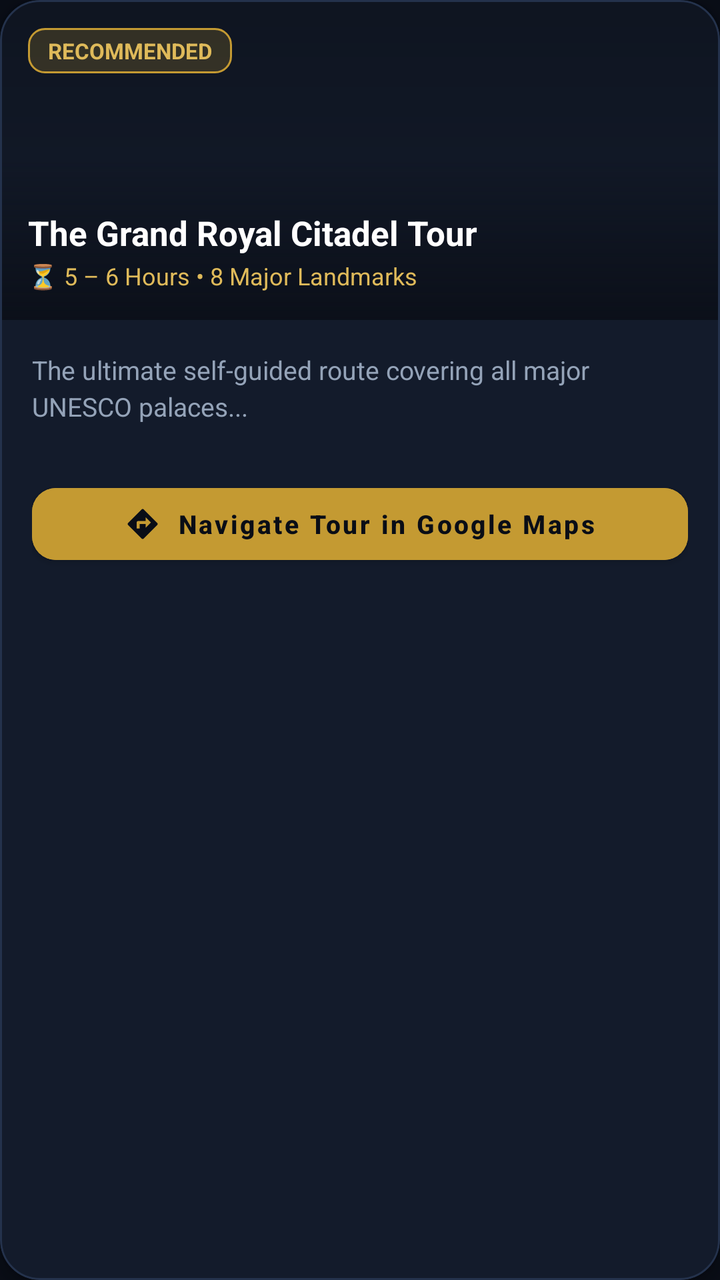
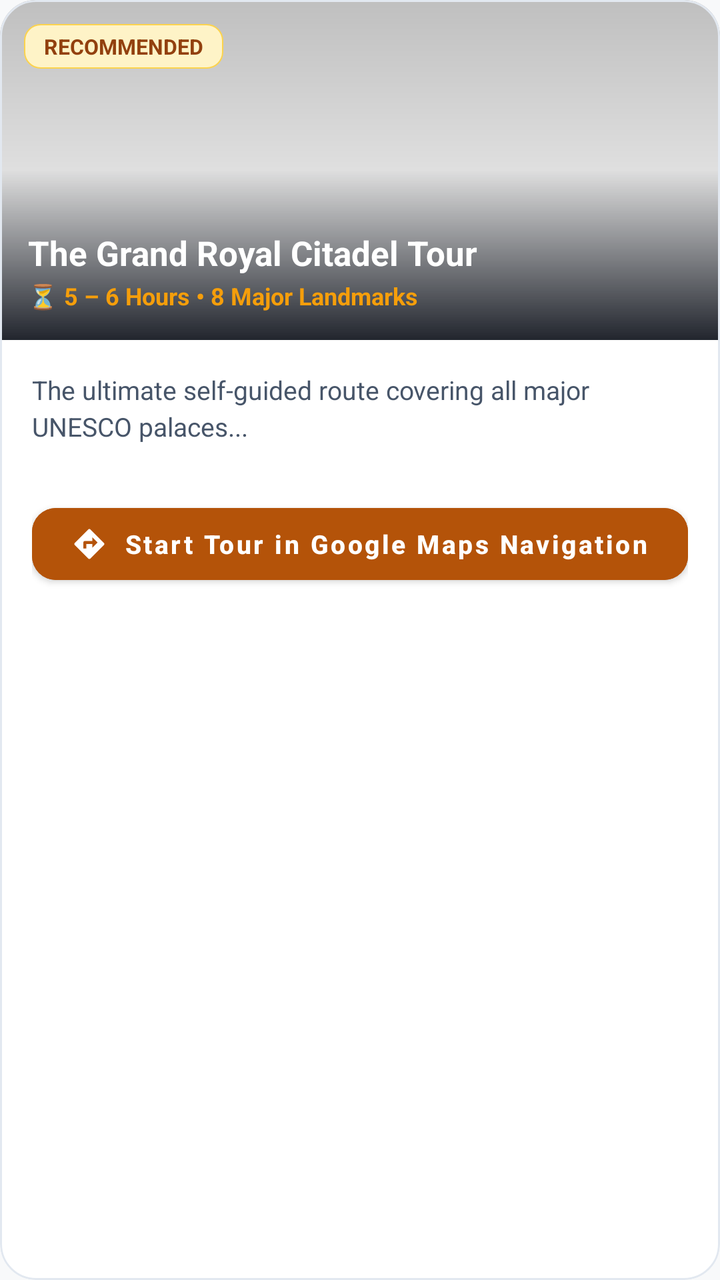

An Android layout rendered at two revisions. The XML below is the earlier revision; the diff shows what the commit changed to produce the second picture.
<!-- AndroidManifest.xml: application theme Theme.VisitChittorgarh -->
<!-- res/layout/item_itinerary_card.xml -->
<?xml version="1.0" encoding="utf-8"?>
<com.google.android.material.card.MaterialCardView xmlns:android="http://schemas.android.com/apk/res/android"
    xmlns:app="http://schemas.android.com/apk/res-auto"
    android:layout_width="match_parent"
    android:layout_height="wrap_content"
    android:layout_marginHorizontal="16dp"
    android:layout_marginVertical="10dp"
    app:cardBackgroundColor="@color/surface_card"
    app:cardCornerRadius="20dp"
    app:cardElevation="4dp"
    app:strokeColor="#24324C"
    app:strokeWidth="1dp">

    <LinearLayout
        android:layout_width="match_parent"
        android:layout_height="wrap_content"
        android:orientation="vertical">

        
        <FrameLayout
            android:layout_width="match_parent"
            android:layout_height="160dp">

            <ImageView
                android:id="@+id/imgItinerary"
                android:layout_width="match_parent"
                android:layout_height="match_parent"
                android:scaleType="centerCrop"
                android:contentDescription="Tour Image" />

            <View
                android:layout_width="match_parent"
                android:layout_height="match_parent"
                android:background="@drawable/scrim_gradient" />

            
            <TextView
                android:id="@+id/txtBadge"
                android:layout_width="wrap_content"
                android:layout_height="wrap_content"
                android:layout_gravity="top|start"
                android:layout_margin="14dp"
                android:background="@drawable/bg_badge_gold"
                android:paddingHorizontal="10dp"
                android:paddingVertical="4dp"
                android:text="RECOMMENDED"
                android:textColor="@color/gold_bright"
                android:textSize="11sp"
                android:textStyle="bold" />

            
            <LinearLayout
                android:layout_width="match_parent"
                android:layout_height="wrap_content"
                android:layout_gravity="bottom"
                android:orientation="vertical"
                android:padding="14dp">

                <TextView
                    android:id="@+id/txtItineraryTitle"
                    android:layout_width="wrap_content"
                    android:layout_height="wrap_content"
                    android:text="The Grand Royal Citadel Tour"
                    android:textColor="@color/text_white"
                    android:textSize="17sp"
                    android:textStyle="bold" />

                <TextView
                    android:id="@+id/txtItineraryDuration"
                    android:layout_width="wrap_content"
                    android:layout_height="wrap_content"
                    android:layout_marginTop="2dp"
                    android:text="⏳ 5 – 6 Hours • 8 Major Landmarks"
                    android:textColor="@color/gold_bright"
                    android:textSize="12sp" />
            </LinearLayout>
        </FrameLayout>

        
        <LinearLayout
            android:layout_width="match_parent"
            android:layout_height="wrap_content"
            android:orientation="vertical"
            android:padding="16dp">

            <TextView
                android:id="@+id/txtItineraryDesc"
                android:layout_width="match_parent"
                android:layout_height="wrap_content"
                android:lineSpacingExtra="3dp"
                android:text="The ultimate self-guided route covering all major UNESCO palaces..."
                android:textColor="@color/text_muted"
                android:textSize="13sp" />

            
            <LinearLayout
                android:id="@+id/layoutStopsContainer"
                android:layout_width="match_parent"
                android:layout_height="wrap_content"
                android:layout_marginTop="12dp"
                android:orientation="vertical" />

            
            <com.google.android.material.button.MaterialButton
                android:id="@+id/btnStartTour"
                android:layout_width="match_parent"
                android:layout_height="48dp"
                android:layout_marginTop="14dp"
                android:backgroundTint="@color/accent_gold"
                android:text="Navigate Tour in Google Maps"
                android:textAllCaps="false"
                android:textColor="@color/primary_dark"
                android:textSize="13sp"
                android:textStyle="bold"
                app:cornerRadius="12dp"
                app:icon="@drawable/ic_directions"
                app:iconGravity="textStart"
                app:iconPadding="8dp"
                app:iconSize="18dp"
                app:iconTint="@color/primary_dark" />
        </LinearLayout>
    </LinearLayout>
</com.google.android.material.card.MaterialCardView>
<!-- resources referenced by this layout -->
<resources>
  <color name="accent_gold">#C49A32</color>
  <color name="gold_bright">#DFBA5A</color>
  <color name="primary_dark">#090D16</color>
  <color name="surface_card">#131B2B</color>
  <color name="text_muted">#94A3B8</color>
  <color name="text_white">#FFFFFF</color>
  <!-- drawable bg_badge_gold (drawable) -->
  <?xml version="1.0" encoding="utf-8"?>
  <shape xmlns:android="http://schemas.android.com/apk/res/android"
      android:shape="rectangle">
      <corners android:radius="8dp" />
      <solid android:color="#33C49A32" />
      <stroke
          android:width="1dp"
          android:color="@color/accent_gold" />
  </shape>
  <!-- drawable ic_directions (drawable) -->
  <vector xmlns:android="http://schemas.android.com/apk/res/android"
      android:width="24dp"
      android:height="24dp"
      android:viewportWidth="24"
      android:viewportHeight="24">
      <path
          android:fillColor="#FFFFFF"
          android:pathData="M21.71,11.29l-9,-9c-0.39,-0.39 -1.02,-0.39 -1.41,0l-9,9c-0.39,0.39 -0.39,1.02 0,1.41l9,9c0.39,0.39 1.02,0.39 1.41,0l9,-9c0.39,-0.38 0.39,-1.01 0,-1.41zM14,14.5V12h-4v3H8v-4c0,-0.55 0.45,-1 1,-1h5V7.5l3.5,3.5 -3.5,3.5z" />
  </vector>
  <!-- drawable scrim_gradient (drawable) -->
  <?xml version="1.0" encoding="utf-8"?>
  <shape xmlns:android="http://schemas.android.com/apk/res/android"
      android:shape="rectangle">
      <gradient
          android:angle="270"
          android:startColor="#40000000"
          android:centerColor="#20000000"
          android:endColor="#E60A0E17"
          android:type="linear" />
  </shape>
  <style name="Theme.VisitChittorgarh" parent="Theme.MaterialComponents.DayNight.NoActionBar">
          <item name="colorPrimary">@color/primary</item>
          <item name="colorPrimaryVariant">@color/primary_dark</item>
          <item name="colorOnPrimary">@color/text_white</item>
          <item name="colorSecondary">@color/accent_gold</item>
          <item name="colorSecondaryVariant">@color/gold_light</item>
          <item name="colorOnSecondary">@color/primary_dark</item>
          <item name="android:statusBarColor">@color/primary_dark</item>
          <item name="android:navigationBarColor">@color/primary_dark</item>
          <item name="android:windowBackground">@color/primary_dark</item>
      </style>
  <color name="primary">#0F172A</color>
  <color name="gold_light">#F59E0B</color>
</resources>

<!-- the commit's change to res/layout/item_itinerary_card.xml (unified diff, before → after) -->
@@ -5,10 +5,10 @@
     android:layout_height="wrap_content"
     android:layout_marginHorizontal="16dp"
     android:layout_marginVertical="10dp"
-    app:cardBackgroundColor="@color/surface_card"
-    app:cardCornerRadius="20dp"
-    app:cardElevation="4dp"
-    app:strokeColor="#24324C"
+    app:cardBackgroundColor="@color/surface_white"
+    app:cardCornerRadius="18dp"
+    app:cardElevation="3dp"
+    app:strokeColor="@color/border_subtle"
     app:strokeWidth="1dp">
 
     <LinearLayout
@@ -19,7 +19,7 @@
         
         <FrameLayout
             android:layout_width="match_parent"
-            android:layout_height="160dp">
+            android:layout_height="170dp">
 
             <ImageView
                 android:id="@+id/imgItinerary"
@@ -39,13 +39,13 @@
                 android:layout_width="wrap_content"
                 android:layout_height="wrap_content"
                 android:layout_gravity="top|start"
-                android:layout_margin="14dp"
+                android:layout_margin="12dp"
                 android:background="@drawable/bg_badge_gold"
                 android:paddingHorizontal="10dp"
                 android:paddingVertical="4dp"
                 android:text="RECOMMENDED"
-                android:textColor="@color/gold_bright"
-                android:textSize="11sp"
+                android:textColor="@color/gold_badge_text"
+                android:textSize="10.5sp"
                 android:textStyle="bold" />
 
             
@@ -61,7 +61,7 @@
                     android:layout_width="wrap_content"
                     android:layout_height="wrap_content"
                     android:text="The Grand Royal Citadel Tour"
-                    android:textColor="@color/text_white"
+                    android:textColor="@color/surface_white"
                     android:textSize="17sp"
                     android:textStyle="bold" />
 
@@ -71,8 +71,9 @@
                     android:layout_height="wrap_content"
                     android:layout_marginTop="2dp"
                     android:text="⏳ 5 – 6 Hours • 8 Major Landmarks"
-                    android:textColor="@color/gold_bright"
-                    android:textSize="12sp" />
+                    android:textColor="@color/gold_light"
+                    android:textSize="12sp"
+                    android:textStyle="bold" />
             </LinearLayout>
         </FrameLayout>
 
@@ -89,7 +90,7 @@
                 android:layout_height="wrap_content"
                 android:lineSpacingExtra="3dp"
                 android:text="The ultimate self-guided route covering all major UNESCO palaces..."
-                android:textColor="@color/text_muted"
+                android:textColor="@color/text_secondary"
                 android:textSize="13sp" />
 
             
@@ -107,9 +108,9 @@
                 android:layout_height="48dp"
                 android:layout_marginTop="14dp"
                 android:backgroundTint="@color/accent_gold"
-                android:text="Navigate Tour in Google Maps"
+                android:text="Start Tour in Google Maps Navigation"
                 android:textAllCaps="false"
-                android:textColor="@color/primary_dark"
+                android:textColor="@color/surface_white"
                 android:textSize="13sp"
                 android:textStyle="bold"
                 app:cornerRadius="12dp"
@@ -117,7 +118,7 @@
                 app:iconGravity="textStart"
                 app:iconPadding="8dp"
                 app:iconSize="18dp"
-                app:iconTint="@color/primary_dark" />
+                app:iconTint="@color/surface_white" />
         </LinearLayout>
     </LinearLayout>
 </com.google.android.material.card.MaterialCardView>
<!-- resource entries referenced after the edit -->
@@ -1,20 +1,20 @@
 <!-- resources referenced by this layout -->
 <resources>
-  <color name="accent_gold">#C49A32</color>
-  <color name="gold_bright">#DFBA5A</color>
-  <color name="primary_dark">#090D16</color>
-  <color name="surface_card">#131B2B</color>
-  <color name="text_muted">#94A3B8</color>
-  <color name="text_white">#FFFFFF</color>
+  <color name="accent_gold">#B45309</color>
+  <color name="border_subtle">#E2E8F0</color>
+  <color name="gold_badge_text">#92400E</color>
+  <color name="gold_bright">#D97706</color>
+  <color name="window_background">#F8F9FA</color>
+  <color name="text_primary">#0F172A</color>
   <!-- drawable bg_badge_gold (drawable) -->
   <?xml version="1.0" encoding="utf-8"?>
   <shape xmlns:android="http://schemas.android.com/apk/res/android"
       android:shape="rectangle">
       <corners android:radius="8dp" />
-      <solid android:color="#33C49A32" />
+      <solid android:color="@color/gold_badge_bg" />
       <stroke
-          android:width="1dp"
-          android:color="@color/accent_gold" />
+          android:width="0.8dp"
+          android:color="#FCD34D" />
   </shape>
   <!-- drawable ic_directions (drawable) -->
   <vector xmlns:android="http://schemas.android.com/apk/res/android"
@@ -37,18 +37,24 @@
           android:endColor="#E60A0E17"
           android:type="linear" />
   </shape>
-  <style name="Theme.VisitChittorgarh" parent="Theme.MaterialComponents.DayNight.NoActionBar">
-          <item name="colorPrimary">@color/primary</item>
-          <item name="colorPrimaryVariant">@color/primary_dark</item>
-          <item name="colorOnPrimary">@color/text_white</item>
-          <item name="colorSecondary">@color/accent_gold</item>
-          <item name="colorSecondaryVariant">@color/gold_light</item>
-          <item name="colorOnSecondary">@color/primary_dark</item>
-          <item name="android:statusBarColor">@color/primary_dark</item>
-          <item name="android:navigationBarColor">@color/primary_dark</item>
-          <item name="android:windowBackground">@color/primary_dark</item>
+  <style name="Theme.VisitChittorgarh" parent="Theme.MaterialComponents.Light.NoActionBar">
+          <item name="colorPrimary">@color/accent_gold</item>
+          <item name="colorPrimaryVariant">@color/gold_bright</item>
+          <item name="colorOnPrimary">@color/surface_white</item>
+          <item name="colorSecondary">@color/gold_bright</item>
+          <item name="colorSecondaryVariant">@color/accent_gold</item>
+          <item name="colorOnSecondary">@color/surface_white</item>
+          <item name="android:statusBarColor">@color/surface_white</item>
+          <item name="android:windowLightStatusBar" tools:targetApi="m">true</item>
+          <item name="android:navigationBarColor">@color/surface_white</item>
+          <item name="android:windowLightNavigationBar" tools:targetApi="o_mr1">true</item>
+          <item name="android:windowBackground">@color/window_background</item>
+          <item name="android:textColorPrimary">@color/text_primary</item>
+          <item name="android:textColorSecondary">@color/text_secondary</item>
       </style>
-  <color name="primary">#0F172A</color>
+  <color name="gold_badge_bg">#FEF3C7</color>
   <color name="gold_light">#F59E0B</color>
+  <color name="surface_white">#FFFFFF</color>
+  <color name="text_secondary">#475569</color>
 </resources>
 
